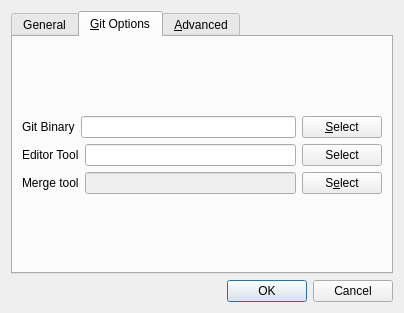
The window that ui/settings.ui (bainonline/teamgit) describes before a commit, drawn with Qt 5.
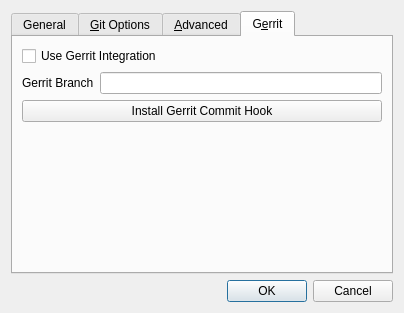
The same window after the commit.

Commit message: Added gerrit settings ui

Diff of the .ui file:
```diff
--- a/ui/settings.ui
+++ b/ui/settings.ui
@@ -17,7 +17,7 @@
    <item>
     <widget class="QTabWidget" name="tabWidget">
      <property name="currentIndex">
-      <number>1</number>
+      <number>3</number>
      </property>
      <widget class="QWidget" name="tab">
       <attribute name="title">
@@ -250,6 +250,58 @@
        </item>
       </layout>
      </widget>
+     <widget class="QWidget" name="tab_3">
+      <attribute name="title">
+       <string>G&amp;errit</string>
+      </attribute>
+      <layout class="QVBoxLayout" name="verticalLayout_4">
+       <item>
+        <layout class="QVBoxLayout" name="verticalLayout_3">
+         <item>
+          <widget class="QCheckBox" name="useGerrit">
+           <property name="text">
+            <string>Use Gerrit Integration</string>
+           </property>
+          </widget>
+         </item>
+         <item>
+          <layout class="QHBoxLayout" name="horizontalLayout_3">
+           <item>
+            <widget class="QLabel" name="label_7">
+             <property name="text">
+              <string>Gerrit Branch</string>
+             </property>
+            </widget>
+           </item>
+           <item>
+            <widget class="QLineEdit" name="gerritBranch"/>
+           </item>
+          </layout>
+         </item>
+         <item>
+          <widget class="QPushButton" name="pushButton">
+           <property name="text">
+            <string>Install Gerrit Commit Hook</string>
+           </property>
+          </widget>
+         </item>
+         <item>
+          <spacer name="verticalSpacer_3">
+           <property name="orientation">
+            <enum>Qt::Vertical</enum>
+           </property>
+           <property name="sizeHint" stdset="0">
+            <size>
+             <width>20</width>
+             <height>40</height>
+            </size>
+           </property>
+          </spacer>
+         </item>
+        </layout>
+       </item>
+      </layout>
+     </widget>
     </widget>
    </item>
    <item>
```
